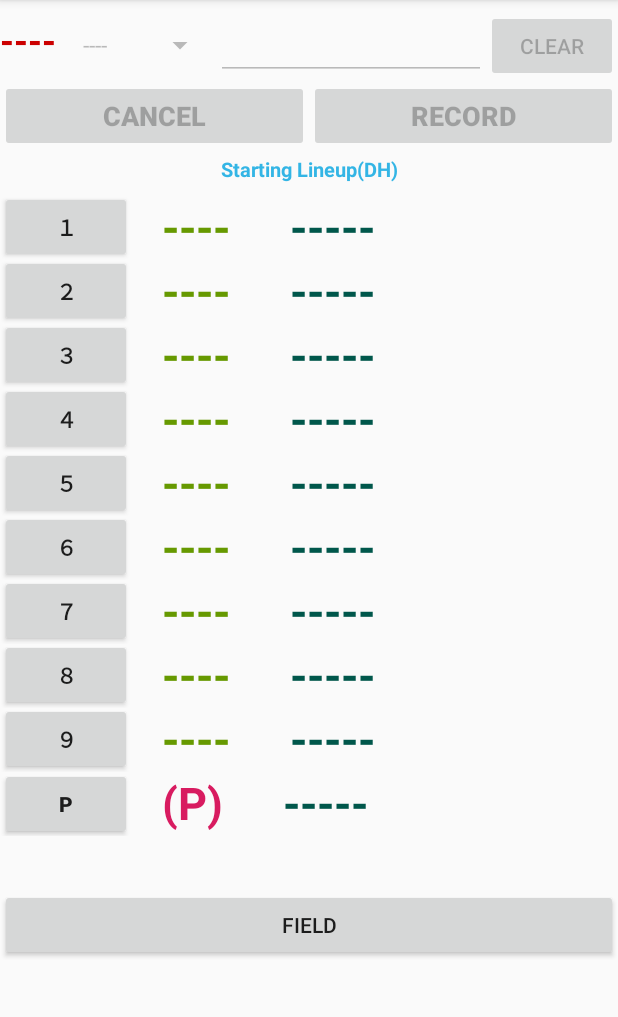
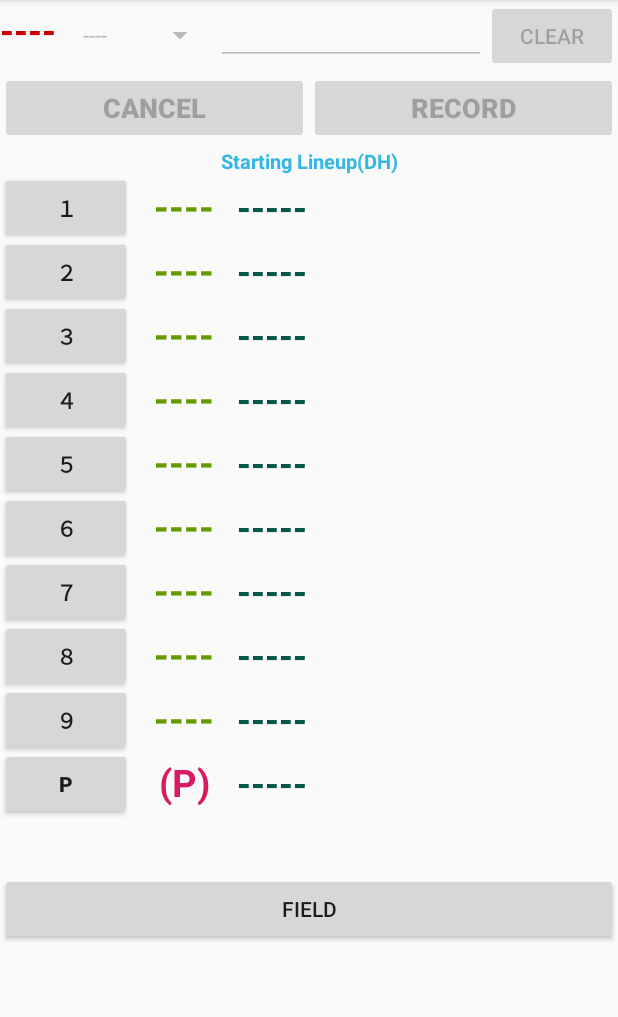
Before and after one commit to korosaka/baseball_lineup_EN, an Android app: the screen it shows after launch (MainActivity), on a phone screen of 412 x 824 dp, the part 84-1101 px from its top. Run offline under Robolectric (Android 15) with nearby library versions, the phone set to English and light mode, and no system bars.

Commit message:
字数によってフォントサイズ変更(DHのオーダーのみ)

```diff
--- a/BaseballStartingLineup/app/src/main/java/com/websarva/wings/android/baseballstartinglineup/LineupDhFragment.java
+++ b/BaseballStartingLineup/app/src/main/java/com/websarva/wings/android/baseballstartinglineup/LineupDhFragment.java
@@ -13,32 +13,11 @@ public class LineupDhFragment extends Fragment {
 
     public static Bundle args;
 
-    //各打順の名前
-    TextView name1;
-    TextView name2;
-    TextView name3;
-    TextView name4;
-    TextView name5;
-    TextView name6;
-    TextView name7;
-    TextView name8;
-    TextView name9;
-    TextView nameP;
+    private String[] namesDH_fromTop = new String[11];
+    private String[] positionsDH_fromTop = new String[10];
 
-    //各打順のポジション
-    TextView position1;
-    TextView position2;
-    TextView position3;
-    TextView position4;
-    TextView position5;
-    TextView position6;
-    TextView position7;
-    TextView position8;
-    TextView position9;
-    TextView positionP;
-
-    private String[] namesDH = new String[11];
-    private String[] positionsDH = new String[10];
+    private TextView[] namesDH_local = new TextView[11];
+    private TextView[] positionsDH_local = new TextView[10];
 
 
     public static LineupDhFragment newInstance(String[] names,String[] positions){
@@ -64,107 +43,73 @@ public class LineupDhFragment extends Fragment {
 
         View v = inflater.inflate(R.layout.fragment_lineup_dh,container,false);
 
-        name1 = v.findViewById(R.id.name1DH);
-        name2 = v.findViewById(R.id.name2DH);
-        name3 = v.findViewById(R.id.name3DH);
-        name4 = v.findViewById(R.id.name4DH);
-        name5 = v.findViewById(R.id.name5DH);
-        name6 = v.findViewById(R.id.name6DH);
-        name7 = v.findViewById(R.id.name7DH);
-        name8 = v.findViewById(R.id.name8DH);
-        name9 = v.findViewById(R.id.name9DH);
-        nameP = v.findViewById(R.id.nameP);
-        position1 = v.findViewById(R.id.position1DH);
-        position2 = v.findViewById(R.id.position2DH);
-        position3 = v.findViewById(R.id.position3DH);
-        position4 = v.findViewById(R.id.position4DH);
-        position5 = v.findViewById(R.id.position5DH);
-        position6 = v.findViewById(R.id.position6DH);
-        position7 = v.findViewById(R.id.position7DH);
-        position8 = v.findViewById(R.id.position8DH);
-        position9 = v.findViewById(R.id.position9DH);
-        positionP = v.findViewById(R.id.positionP);
+        namesDH_local[1] = v.findViewById(R.id.name1DH);
+        namesDH_local[2] = v.findViewById(R.id.name2DH);
+        namesDH_local[3] = v.findViewById(R.id.name3DH);
+        namesDH_local[4] = v.findViewById(R.id.name4DH);
+        namesDH_local[5] = v.findViewById(R.id.name5DH);
+        namesDH_local[6] = v.findViewById(R.id.name6DH);
+        namesDH_local[7] = v.findViewById(R.id.name7DH);
+        namesDH_local[8] = v.findViewById(R.id.name8DH);
+        namesDH_local[9] = v.findViewById(R.id.name9DH);
+        namesDH_local[10] = v.findViewById(R.id.nameP);
+        positionsDH_local[1] = v.findViewById(R.id.position1DH);
+        positionsDH_local[2] = v.findViewById(R.id.position2DH);
+        positionsDH_local[3] = v.findViewById(R.id.position3DH);
+        positionsDH_local[4] = v.findViewById(R.id.position4DH);
+        positionsDH_local[5] = v.findViewById(R.id.position5DH);
+        positionsDH_local[6] = v.findViewById(R.id.position6DH);
+        positionsDH_local[7] = v.findViewById(R.id.position7DH);
+        positionsDH_local[8] = v.findViewById(R.id.position8DH);
+        positionsDH_local[9] = v.findViewById(R.id.position9DH);
 
-        namesDH = getArguments().getStringArray(NAMES);
-        positionsDH = getArguments().getStringArray(POSITONS);
+        namesDH_fromTop = getArguments().getStringArray(NAMES);
+        positionsDH_fromTop = getArguments().getStringArray(POSITONS);
 
-        setInfo(namesDH,positionsDH);
-
+        setInfo(namesDH_fromTop, positionsDH_fromTop);
 
         return v;
     }
 
 
-
     public void setInfo(String[] names,String[] positions ){
 
-        // レイアウトにいっせい表示
-        name1.setText(names[1]);
-        name2.setText(names[2]);
-        name3.setText(names[3]);
-        name4.setText(names[4]);
-        name5.setText(names[5]);
-        name6.setText(names[6]);
-        name7.setText(names[7]);
-        name8.setText(names[8]);
-        name9.setText(names[9]);
-        nameP.setText(names[10]);
+        // レイアウト表示
+        for(int i = 1;i < 10;i++){
+            namesDH_local[i].setText(names[i]);
+            positionsDH_local[i].setText(positions[i]);
+            changeTextSize(namesDH_local[i]);
+        }
+        namesDH_local[10].setText(names[10]);
+        changeTextSize(namesDH_local[10]);
 
-        position1.setText(positions[1]);
-        position2.setText(positions[2]);
-        position3.setText(positions[3]);
-        position4.setText(positions[4]);
-        position5.setText(positions[5]);
-        position6.setText(positions[6]);
-        position7.setText(positions[7]);
-        position8.setText(positions[8]);
-        position9.setText(positions[9]);
+    }
+
+    public void changeTextSize(TextView textView){
+        // 字数取得
+        int lengthOfText = textView.length();
+
+        // 字数によって文字サイズ変更
+        if(lengthOfText < 12){
+            textView.setTextSize(24);
+        } else if(lengthOfText < 15){
+            textView.setTextSize(20);
+        } else if(lengthOfText < 17){
+            textView.setTextSize(18);
+        } else {
+            textView.setTextSize(16);
+        }
 
     }
 
     // 特定の打順の内容変更
     public void textChange(int num,String position,String name){
 
-        switch (num){
-            case 1:
-                position1.setText(position);
-                name1.setText(name);
-                break;
-            case 2:
-                position2.setText(position);
-                name2.setText(name);
-                break;
-            case 3:
-                position3.setText(position);
-                name3.setText(name);
-                break;
-            case 4:
-                position4.setText(position);
-                name4.setText(name);
-                break;
-            case 5:
-                position5.setText(position);
-                name5.setText(name);
-                break;
-            case 6:
-                position6.setText(position);
-                name6.setText(name);
-                break;
-            case 7:
-                position7.setText(position);
-                name7.setText(name);
-                break;
-            case 8:
-                position8.setText(position);
-                name8.setText(name);
-                break;
-            case 9:
-                position9.setText(position);
-                name9.setText(name);
-                break;
-            case 10:
-                nameP.setText(name);
-                break;
+        namesDH_local[num].setText(name);
+        changeTextSize(namesDH_local[num]);
+
+        if(num < 10){
+            positionsDH_local[num].setText(position);
         }
     }
 
--- a/BaseballStartingLineup/app/src/main/res/layout/activity_main.xml
+++ b/BaseballStartingLineup/app/src/main/res/layout/activity_main.xml
@@ -47,9 +47,9 @@
                         android:layout_width="0dp"
                         android:layout_height="wrap_content"
                         android:layout_weight="1.0"
-                        android:maxLength="6"
+                        android:maxLength="18"
                         android:textColor="@color/colorPrimaryDark"
-                        android:textSize="24sp" />
+                        android:textSize="10sp" />
 
                     <Button
                         android:id="@+id/clear"
--- a/BaseballStartingLineup/app/src/main/res/layout/fragment_lineup_dh.xml
+++ b/BaseballStartingLineup/app/src/main/res/layout/fragment_lineup_dh.xml
@@ -24,7 +24,8 @@
     <LinearLayout
         android:layout_width="match_parent"
         android:layout_height="wrap_content"
-        android:orientation="horizontal">
+        android:orientation="horizontal"
+        android:layout_marginTop="-5dp">
 
         <Button
             android:id="@+id/btn1DH"
@@ -32,25 +33,24 @@
             android:layout_height="wrap_content"
             android:onClick="onClick1"
             android:text="@string/first"
+            android:layout_gravity="center"
             android:textStyle="bold" />
 
         <TextView
             android:id="@+id/position1DH"
-            android:layout_width="wrap_content"
+            android:layout_width="70dp"
             android:layout_height="wrap_content"
-            android:layout_marginLeft="20dp"
-            android:layout_marginRight="20dp"
             android:layout_marginTop="5dp"
             android:text="@string/position"
+            android:gravity="center"
             android:textColor="@android:color/holo_green_dark"
-            android:textSize="30sp"
+            android:textSize="25sp"
             android:textStyle="bold" />
 
         <TextView
             android:id="@+id/name1DH"
             android:layout_width="match_parent"
             android:layout_height="wrap_content"
-            android:layout_marginLeft="20dp"
             android:layout_marginTop="5dp"
             android:text="@string/unselected"
             android:textColor="@color/colorPrimaryDark"
@@ -68,27 +68,26 @@
             android:id="@+id/btn2DH"
             android:layout_width="wrap_content"
             android:layout_height="wrap_content"
+            android:layout_gravity="center"
             android:onClick="onClick2"
             android:text="@string/second"
             android:textStyle="bold" />
 
         <TextView
             android:id="@+id/position2DH"
-            android:layout_width="wrap_content"
+            android:layout_width="70dp"
             android:layout_height="wrap_content"
-            android:layout_marginLeft="20dp"
-            android:layout_marginRight="20dp"
             android:layout_marginTop="5dp"
             android:text="@string/position"
+            android:gravity="center"
             android:textColor="@android:color/holo_green_dark"
-            android:textSize="30sp"
+            android:textSize="25sp"
             android:textStyle="bold" />
 
         <TextView
             android:id="@+id/name2DH"
             android:layout_width="match_parent"
             android:layout_height="wrap_content"
-            android:layout_marginLeft="20dp"
             android:layout_marginTop="5dp"
             android:text="@string/unselected"
             android:textColor="@color/colorPrimaryDark"
@@ -108,25 +107,24 @@
             android:layout_height="wrap_content"
             android:onClick="onClick3"
             android:text="@string/third"
+            android:layout_gravity="center"
             android:textStyle="bold" />
 
         <TextView
             android:id="@+id/position3DH"
-            android:layout_width="wrap_content"
+            android:layout_width="70dp"
             android:layout_height="wrap_content"
-            android:layout_marginLeft="20dp"
-            android:layout_marginRight="20dp"
             android:layout_marginTop="5dp"
             android:text="@string/position"
+            android:gravity="center"
             android:textColor="@android:color/holo_green_dark"
-            android:textSize="30sp"
+            android:textSize="25sp"
             android:textStyle="bold" />
 
         <TextView
             android:id="@+id/name3DH"
             android:layout_width="match_parent"
             android:layout_height="wrap_content"
-            android:layout_marginLeft="20dp"
             android:layout_marginTop="5dp"
             android:text="@string/unselected"
             android:textColor="@color/colorPrimaryDark"
@@ -146,25 +144,24 @@
             android:layout_height="wrap_content"
             android:onClick="onClick4"
             android:text="@string/fourth"
+            android:layout_gravity="center"
             android:textStyle="bold" />
 
         <TextView
             android:id="@+id/position4DH"
-            android:layout_width="wrap_content"
+            android:layout_width="70dp"
             android:layout_height="wrap_content"
-            android:layout_marginLeft="20dp"
-            android:layout_marginRight="20dp"
             android:layout_marginTop="5dp"
             android:text="@string/position"
+            android:gravity="center"
             android:textColor="@android:color/holo_green_dark"
-            android:textSize="30sp"
+            android:textSize="25sp"
             android:textStyle="bold" />
 
         <TextView
             android:id="@+id/name4DH"
             android:layout_width="match_parent"
             android:layout_height="wrap_content"
-            android:layout_marginLeft="20dp"
             android:layout_marginTop="5dp"
             android:text="@string/unselected"
             android:textColor="@color/colorPrimaryDark"
@@ -184,25 +181,24 @@
             android:layout_height="wrap_content"
             android:onClick="onClick5"
             android:text="@string/fifth"
+            android:layout_gravity="center"
             android:textStyle="bold" />
 
         <TextView
             android:id="@+id/position5DH"
-            android:layout_width="wrap_content"
+            android:layout_width="70dp"
             android:layout_height="wrap_content"
-            android:layout_marginLeft="20dp"
-            android:layout_marginRight="20dp"
             android:layout_marginTop="5dp"
             android:text="@string/position"
+            android:gravity="center"
             android:textColor="@android:color/holo_green_dark"
-            android:textSize="30sp"
+            android:textSize="25sp"
             android:textStyle="bold" />
 
         <TextView
             android:id="@+id/name5DH"
             android:layout_width="match_parent"
             android:layout_height="wrap_content"
-            android:layout_marginLeft="20dp"
             android:layout_marginTop="5dp"
             android:text="@string/unselected"
             android:textColor="@color/colorPrimaryDark"
@@ -222,25 +218,24 @@
             android:layout_height="wrap_content"
             android:onClick="onClick6"
             android:text="@string/sixth"
+            android:layout_gravity="center"
             android:textStyle="bold" />
 
         <TextView
             android:id="@+id/position6DH"
-            android:layout_width="wrap_content"
+            android:layout_width="70dp"
             android:layout_height="wrap_content"
-            android:layout_marginLeft="20dp"
-            android:layout_marginRight="20dp"
             android:layout_marginTop="5dp"
             android:text="@string/position"
+            android:gravity="center"
             android:textColor="@android:color/holo_green_dark"
-            android:textSize="30sp"
+            android:textSize="25sp"
             android:textStyle="bold" />
 
         <TextView
             android:id="@+id/name6DH"
             android:layout_width="match_parent"
             android:layout_height="wrap_content"
-            android:layout_marginLeft="20dp"
             android:layout_marginTop="5dp"
             android:text="@string/unselected"
             android:textColor="@color/colorPrimaryDark"
@@ -260,25 +255,25 @@
             android:layout_height="wrap_content"
             android:onClick="onClick7"
             android:text="@string/seventh"
+            android:layout_gravity="center"
+
             android:textStyle="bold" />
 
         <TextView
             android:id="@+id/position7DH"
-            android:layout_width="wrap_content"
+            android:layout_width="70dp"
             android:layout_height="wrap_content"
-            android:layout_marginLeft="20dp"
-            android:layout_marginRight="20dp"
             android:layout_marginTop="5dp"
             android:text="@string/position"
+            android:gravity="center"
             android:textColor="@android:color/holo_green_dark"
-            android:textSize="30sp"
+            android:textSize="25sp"
             android:textStyle="bold" />
 
         <TextView
             android:id="@+id/name7DH"
             android:layout_width="match_parent"
             android:layout_height="wrap_content"
-            android:layout_marginLeft="20dp"
             android:layout_marginTop="5dp"
             android:text="@string/unselected"
             android:textColor="@color/colorPrimaryDark"
@@ -298,25 +293,24 @@
             android:layout_height="wrap_content"
             android:onClick="onClick8"
             android:text="@string/eighth"
+            android:layout_gravity="center"
             android:textStyle="bold" />
 
         <TextView
             android:id="@+id/position8DH"
-            android:layout_width="wrap_content"
+            android:layout_width="70dp"
             android:layout_height="wrap_content"
-            android:layout_marginLeft="20dp"
-            android:layout_marginRight="20dp"
             android:layout_marginTop="5dp"
             android:text="@string/position"
+            android:gravity="center"
             android:textColor="@android:color/holo_green_dark"
-            android:textSize="30sp"
+            android:textSize="25sp"
             android:textStyle="bold" />
 
         <TextView
             android:id="@+id/name8DH"
             android:layout_width="match_parent"
             android:layout_height="wrap_content"
-            android:layout_marginLeft="20dp"
             android:layout_marginTop="5dp"
             android:text="@string/unselected"
             android:textColor="@color/colorPrimaryDark"
@@ -336,25 +330,24 @@
             android:layout_height="wrap_content"
             android:onClick="onClick9"
             android:text="@string/ninth"
+            android:layout_gravity="center"
             android:textStyle="bold" />
 
         <TextView
             android:id="@+id/position9DH"
-            android:layout_width="wrap_content"
+            android:layout_width="70dp"
             android:layout_height="wrap_content"
-            android:layout_marginLeft="20dp"
-            android:layout_marginRight="20dp"
             android:layout_marginTop="5dp"
             android:text="@string/position"
+            android:gravity="center"
             android:textColor="@android:color/holo_green_dark"
-            android:textSize="30sp"
+            android:textSize="25sp"
             android:textStyle="bold" />
 
         <TextView
             android:id="@+id/name9DH"
             android:layout_width="match_parent"
             android:layout_height="wrap_content"
-            android:layout_marginLeft="20dp"
             android:layout_marginTop="5dp"
             android:text="@string/unselected"
             android:textColor="@color/colorPrimaryDark"
@@ -374,25 +367,24 @@
             android:layout_height="wrap_content"
             android:onClick="onClickP"
             android:text="P"
+            android:layout_gravity="center"
             android:textStyle="bold" />
 
         <TextView
             android:id="@+id/positionP"
-            android:layout_width="wrap_content"
+            android:layout_width="70dp"
             android:layout_height="wrap_content"
-            android:layout_marginLeft="20dp"
             android:layout_marginTop="5dp"
-            android:layout_marginRight="20dp"
             android:text="(P)"
+            android:gravity="center"
             android:textColor="?attr/colorAccent"
-            android:textSize="30sp"
+            android:textSize="25sp"
             android:textStyle="bold" />
 
         <TextView
             android:id="@+id/nameP"
             android:layout_width="match_parent"
             android:layout_height="wrap_content"
-            android:layout_marginLeft="20dp"
             android:layout_marginTop="5dp"
             android:text="@string/unselected"
             android:textColor="@color/colorPrimaryDark"
```
